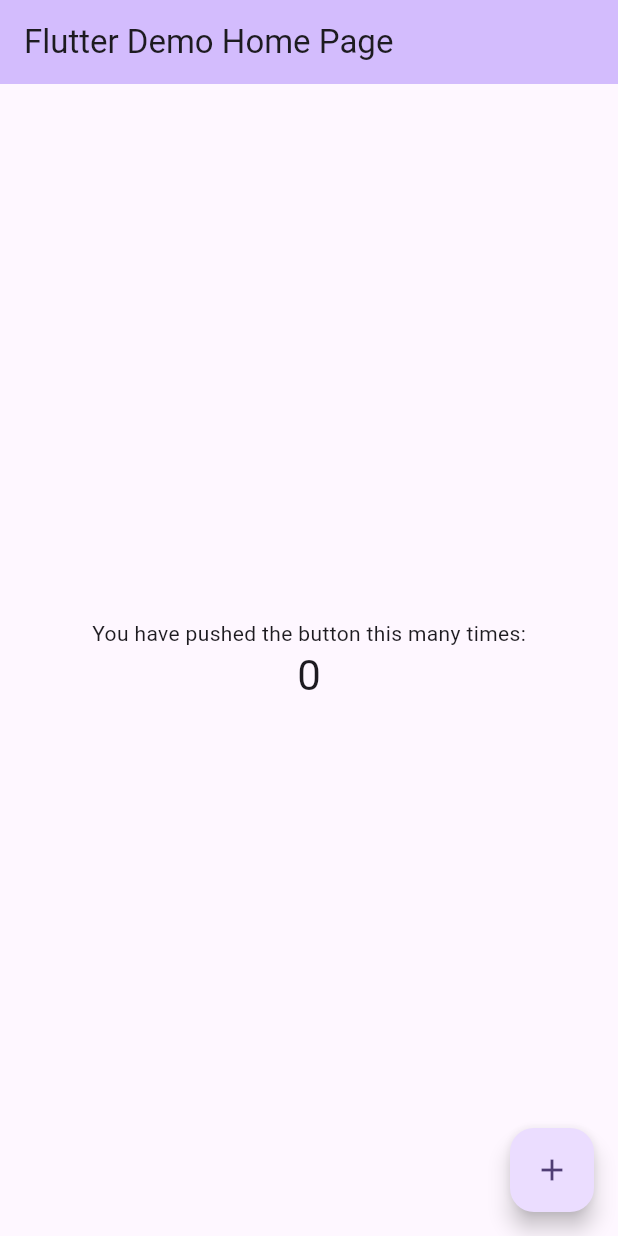
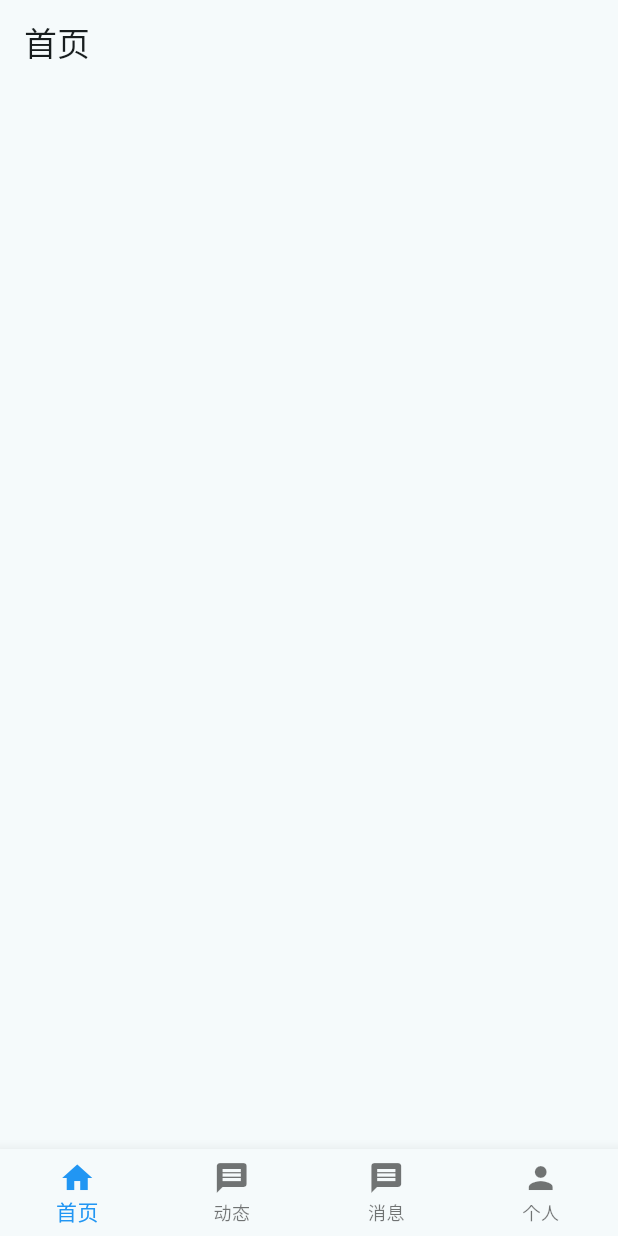
Before and after one commit to SleepyAxin/tieba_next, a Flutter app: the screen it shows after launch, on a phone screen of 412 x 824 dp. Run offline on Flutter 3.47's test engine with Material 3 defaults, Android fonts, the phone set to English and light mode, and no system bars.

Commit message:
构建主界面

```diff
--- a/analysis_options.yaml
+++ b/analysis_options.yaml
@@ -7,6 +7,9 @@
 
 # The following line activates a set of recommended lints for Flutter apps,
 # packages, and plugins designed to encourage good coding practices.
+analyzer:
+  errors:
+    file_names: ignore
 include: package:flutter_lints/flutter.yaml
 
 linter:
--- /dev/null
+++ b/lib/Home.dart
@@ -0,0 +1,24 @@
+import 'package:flutter/material.dart';    // 引入Material组件库
+
+class Home extends StatefulWidget
+{
+  const Home({ super.key });
+
+  @override
+  State<Home> createState() => _HomeState();
+}
+
+class _HomeState extends State<Home>
+{
+  @override
+  Widget build(BuildContext context)
+  {
+    return Scaffold
+    (
+      appBar: AppBar
+      (
+        title: const Text('首页'),
+      )
+    );
+  }
+}
--- /dev/null
+++ b/lib/MainPage.dart
@@ -0,0 +1,54 @@
+// 主界面
+// 包括：首页 动态 消息 个人信息
+import 'package:flutter/material.dart';    // 引入Material组件库
+import './Home.dart';    // 引入首页
+import './Trends.dart';    // 引入消息
+
+class MainPage extends StatefulWidget
+{
+  const MainPage({ super.key });
+
+  @override
+  State<MainPage> createState() => _MainPageState();
+}
+
+class _MainPageState extends State<MainPage>
+{
+  int _selectedIndex = 0;    // 当前选中的页面索引
+
+  // 定义四个页面
+  static const List<Widget> _pages = <Widget>[ Home(), Trends(), Home(), Home() ];
+
+  // 底部导航栏的点击事件
+  void _onItemTapped(int index)
+  {
+    setState(() { _selectedIndex = index; });
+  }
+
+  @override
+  Widget build(BuildContext context)
+  {
+    return Scaffold
+    (
+      body: IndexedStack
+      (
+        index: _selectedIndex,
+        children: _pages
+      ),
+      bottomNavigationBar: BottomNavigationBar
+      (
+        items: const <BottomNavigationBarItem>
+        [
+          BottomNavigationBarItem( icon: Icon(Icons.home), label: '首页' ),
+          BottomNavigationBarItem( icon: Icon(Icons.message), label: '动态' ),
+          BottomNavigationBarItem( icon: Icon(Icons.message), label: '消息' ),
+          BottomNavigationBarItem( icon: Icon(Icons.person), label: '个人' )
+        ],
+        currentIndex: _selectedIndex,
+        selectedItemColor: Colors.blue,
+        onTap: _onItemTapped,
+        type: BottomNavigationBarType.fixed    // 固定模式，取消动画效果
+      ),
+    );
+  }
+}
--- /dev/null
+++ b/lib/Trends.dart
@@ -0,0 +1,24 @@
+import 'package:flutter/material.dart';    // 引入Material组件库
+
+class Trends extends StatefulWidget
+{
+  const Trends({ super.key });
+
+  @override
+  State<Trends> createState() => _TrendsState();
+}
+
+class _TrendsState extends State<Trends>
+{
+  @override
+  Widget build(BuildContext context)
+  {
+    return Scaffold
+    (
+      appBar: AppBar
+      (
+        title: const Text('动态'),
+      )
+    );
+  }
+}
--- a/lib/main.dart
+++ b/lib/main.dart
@@ -1,125 +1,26 @@
-import 'package:flutter/material.dart';
+import 'package:flutter/material.dart';    // 引入Material组件库
+import 'MainPage.dart';    // 引入自定义的首页类
 
-void main() {
+void main()
+{
   runApp(const MyApp());
 }
 
-class MyApp extends StatelessWidget {
+class MyApp extends StatelessWidget
+{
   const MyApp({super.key});
-
-  // This widget is the root of your application.
   @override
-  Widget build(BuildContext context) {
-    return MaterialApp(
-      title: 'Flutter Demo',
-      theme: ThemeData(
-        // This is the theme of your application.
-        //
-        // TRY THIS: Try running your application with "flutter run". You'll see
-        // the application has a purple toolbar. Then, without quitting the app,
-        // try changing the seedColor in the colorScheme below to Colors.green
-        // and then invoke "hot reload" (save your changes or press the "hot
-        // reload" button in a Flutter-supported IDE, or press "r" if you used
-        // the command line to start the app).
-        //
-        // Notice that the counter didn't reset back to zero; the application
-        // state is not lost during the reload. To reset the state, use hot
-        // restart instead.
-        //
-        // This works for code too, not just values: Most code changes can be
-        // tested with just a hot reload.
-        colorScheme: ColorScheme.fromSeed(seedColor: Colors.deepPurple),
+  Widget build(BuildContext context)
+  {
+    return MaterialApp
+    (
+      title: '',
+      theme: ThemeData
+      (
+        colorScheme: ColorScheme.fromSeed(seedColor: Colors.white),
         useMaterial3: true,
       ),
-      home: const MyHomePage(title: 'Flutter Demo Home Page'),
+      home: const MainPage(),
     );
   }
 }
-
-class MyHomePage extends StatefulWidget {
-  const MyHomePage({super.key, required this.title});
-
-  // This widget is the home page of your application. It is stateful, meaning
-  // that it has a State object (defined below) that contains fields that affect
-  // how it looks.
-
-  // This class is the configuration for the state. It holds the values (in this
-  // case the title) provided by the parent (in this case the App widget) and
-  // used by the build method of the State. Fields in a Widget subclass are
-  // always marked "final".
-
-  final String title;
-
-  @override
-  State<MyHomePage> createState() => _MyHomePageState();
-}
-
-class _MyHomePageState extends State<MyHomePage> {
-  int _counter = 0;
-
-  void _incrementCounter() {
-    setState(() {
-      // This call to setState tells the Flutter framework that something has
-      // changed in this State, which causes it to rerun the build method below
-      // so that the display can reflect the updated values. If we changed
-      // _counter without calling setState(), then the build method would not be
-      // called again, and so nothing would appear to happen.
-      _counter++;
-    });
-  }
-
-  @override
-  Widget build(BuildContext context) {
-    // This method is rerun every time setState is called, for instance as done
-    // by the _incrementCounter method above.
-    //
-    // The Flutter framework has been optimized to make rerunning build methods
-    // fast, so that you can just rebuild anything that needs updating rather
-    // than having to individually change instances of widgets.
-    return Scaffold(
-      appBar: AppBar(
-        // TRY THIS: Try changing the color here to a specific color (to
-        // Colors.amber, perhaps?) and trigger a hot reload to see the AppBar
-        // change color while the other colors stay the same.
-        backgroundColor: Theme.of(context).colorScheme.inversePrimary,
-        // Here we take the value from the MyHomePage object that was created by
-        // the App.build method, and use it to set our appbar title.
-        title: Text(widget.title),
-      ),
-      body: Center(
-        // Center is a layout widget. It takes a single child and positions it
-        // in the middle of the parent.
-        child: Column(
-          // Column is also a layout widget. It takes a list of children and
-          // arranges them vertically. By default, it sizes itself to fit its
-          // children horizontally, and tries to be as tall as its parent.
-          //
-          // Column has various properties to control how it sizes itself and
-          // how it positions its children. Here we use mainAxisAlignment to
-          // center the children vertically; the main axis here is the vertical
-          // axis because Columns are vertical (the cross axis would be
-          // horizontal).
-          //
-          // TRY THIS: Invoke "debug painting" (choose the "Toggle Debug Paint"
-          // action in the IDE, or press "p" in the console), to see the
-          // wireframe for each widget.
-          mainAxisAlignment: MainAxisAlignment.center,
-          children: <Widget>[
-            const Text(
-              'You have pushed the button this many times:',
-            ),
-            Text(
-              '$_counter',
-              style: Theme.of(context).textTheme.headlineMedium,
-            ),
-          ],
-        ),
-      ),
-      floatingActionButton: FloatingActionButton(
-        onPressed: _incrementCounter,
-        tooltip: 'Increment',
-        child: const Icon(Icons.add),
-      ), // This trailing comma makes auto-formatting nicer for build methods.
-    );
-  }
-}
```
Also changed, not shown: 4 other files.
